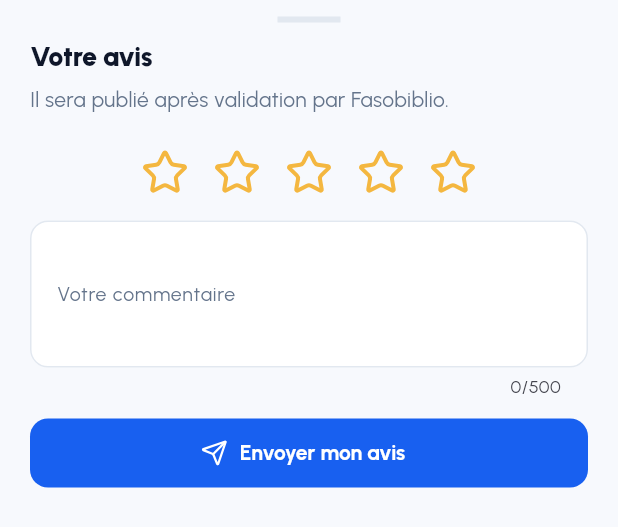
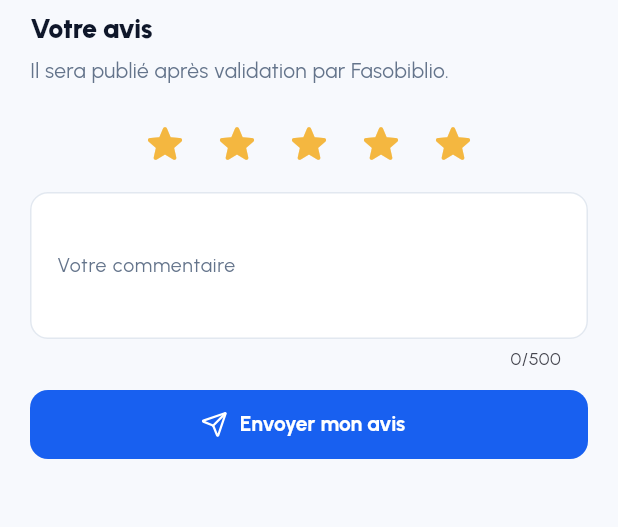
Before and after one commit to aY-Hack-dev/fasobiblio-flutter, a Flutter app: the _ReviewSheet widget shown alone on an empty page, opened directly, on a phone screen of 412 x 824 dp. Shown: the top 527 px of the screen. Run offline on Flutter 3.47's test engine with Material 3 defaults, Android fonts, the phone set to English and light mode, and no system bars; our stand-ins replace cached_network_image, connectivity_plus, country_picker, firebase_core, firebase_messaging, flutter_local_notifications and 9 more; missing offline and left inert: pdfrx; accounts and stored records are empty; network calls fail.

Commit message:
Fix review star selection and sheet navigation/keyboard insets

```diff
--- a/lib/screens/book_detail_screen.dart
+++ b/lib/screens/book_detail_screen.dart
@@ -101,6 +101,7 @@ class _BookDetailScreenState extends State<BookDetailScreen> {
       context: context,
       isScrollControlled: true,
       useSafeArea: true,
+      showDragHandle: true,
       builder: (_) => const _ReviewSheet(),
     );
     if (result == null || !mounted) return;
@@ -283,20 +284,60 @@ class _ReviewSheetState extends State<_ReviewSheet> {
   @override
   void dispose() { controller.dispose(); super.dispose(); }
   @override
-  Widget build(BuildContext context) => Padding(
-    padding: EdgeInsets.fromLTRB(20, 14, 20, MediaQuery.viewInsetsOf(context).bottom + 20),
-    child: Column(mainAxisSize: MainAxisSize.min, crossAxisAlignment: CrossAxisAlignment.start, children: [
-      const Center(child: SizedBox(width: 42, child: Divider(thickness: 4))),
-      const SizedBox(height: 12),
+  Widget build(BuildContext context) => AnimatedPadding(
+    duration: const Duration(milliseconds: 180),
+    curve: Curves.easeOut,
+    padding: EdgeInsets.only(bottom: MediaQuery.viewInsetsOf(context).bottom),
+    child: SafeArea(
+      top: false,
+      child: SingleChildScrollView(
+        padding: const EdgeInsets.fromLTRB(20, 8, 20, 20),
+        child: Column(
+          mainAxisSize: MainAxisSize.min,
+          crossAxisAlignment: CrossAxisAlignment.start,
+          children: [
             Text('Votre avis', style: Theme.of(context).textTheme.titleLarge),
             const SizedBox(height: 7),
             const Text('Il sera publié après validation par Fasobiblio.', style: TextStyle(color: AppColors.muted)),
             const SizedBox(height: 15),
-      Row(mainAxisAlignment: MainAxisAlignment.center, children: List.generate(5, (index) => IconButton(onPressed: () => setState(() => stars = index + 1), icon: Icon(index < stars ? AppIcons.star : AppIcons.star, color: const Color(0xFFF4B740), size: 32)))),
+            SizedBox(
+              width: double.infinity,
+              child: Wrap(
+              alignment: WrapAlignment.center,
+              children: List.generate(5, (index) => Semantics(
+                selected: index < stars,
+                child: IconButton(
+                  tooltip: '${index + 1} sur 5',
+                  onPressed: () => setState(() => stars = index + 1),
+                  icon: Icon(
+                    index < stars ? Icons.star_rounded : Icons.star_outline_rounded,
+                    color: const Color(0xFFF4B740),
+                    size: 32,
+                  ),
+                ),
+              )),
+              ),
+            ),
             const SizedBox(height: 8),
-      TextField(controller: controller, minLines: 3, maxLines: 5, maxLength: 500, decoration: const InputDecoration(labelText: 'Votre commentaire', hintText: 'Ce que vous avez pensé du document…')),
+            TextField(
+              controller: controller,
+              minLines: 3,
+              maxLines: 5,
+              maxLength: 500,
+              decoration: const InputDecoration(labelText: 'Votre commentaire', hintText: 'Ce que vous avez pensé du document…'),
+            ),
             const SizedBox(height: 12),
-      SizedBox(width: double.infinity, child: FilledButton.icon(onPressed: () => Navigator.pop(context, _ReviewDraft(stars, controller.text.trim())), icon: const Icon(AppIcons.send), label: const Text('Envoyer mon avis'))),
-    ]),
+            SizedBox(
+              width: double.infinity,
+              child: FilledButton.icon(
+                onPressed: () => Navigator.pop(context, _ReviewDraft(stars, controller.text.trim())),
+                icon: const Icon(AppIcons.send),
+                label: const Text('Envoyer mon avis'),
+              ),
+            ),
+          ],
+        ),
+      ),
+    ),
   );
 }
```
Lines whose indentation alone changed are shown as unchanged.
